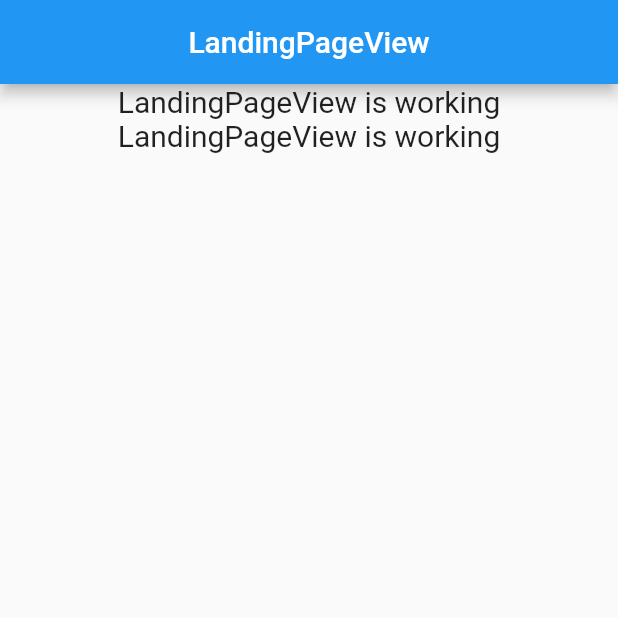
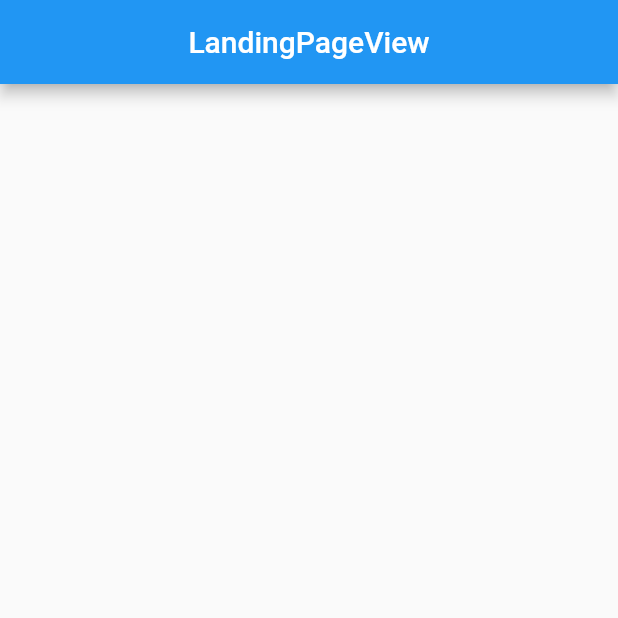
Before and after one commit to Fadzaa/flutter-pancasila-aceh, a Flutter app: the screen it shows after launch, on a phone screen of 412 x 824 dp, the top half of it. Run offline on Flutter 3.47's test engine with Material 2 defaults, Android fonts, the phone set to English and light mode, and no system bars; our stand-ins replace get, google_fonts.

Commit message:
add directory

```diff
--- /dev/null
+++ b/lib/app/modules/landing_page/components/LandingComponentOne.dart
@@ -0,0 +1,7 @@
+import 'package:flutter/material.dart';
+
+Widget landingComponentOne() {
+  return Container(
+
+  );
+}
--- a/lib/app/modules/landing_page/views/landing_page_view.dart
+++ b/lib/app/modules/landing_page/views/landing_page_view.dart
@@ -1,6 +1,7 @@
 import 'package:flutter/material.dart';
 
 import 'package:get/get.dart';
+import 'package:web_pancasila_aceh/app/modules/landing_page/components/LandingComponentOne.dart';
 
 import '../controllers/landing_page_controller.dart';
 
@@ -13,21 +14,9 @@ class LandingPageView extends GetView<LandingPageController> {
         title: const Text('LandingPageView'),
         centerTitle: true,
       ),
-      body: const Column(
+      body: Column(
         children: [
-          Center(
-            child: Text(
-              'LandingPageView is working',
-              style: TextStyle(fontSize: 20),
-            ),
-          ),
-
-          Center(
-            child: Text(
-              'LandingPageView is working',
-              style: TextStyle(fontSize: 20),
-            ),
-          ),
+          landingComponentOne()
 
         ],
       ),
```
